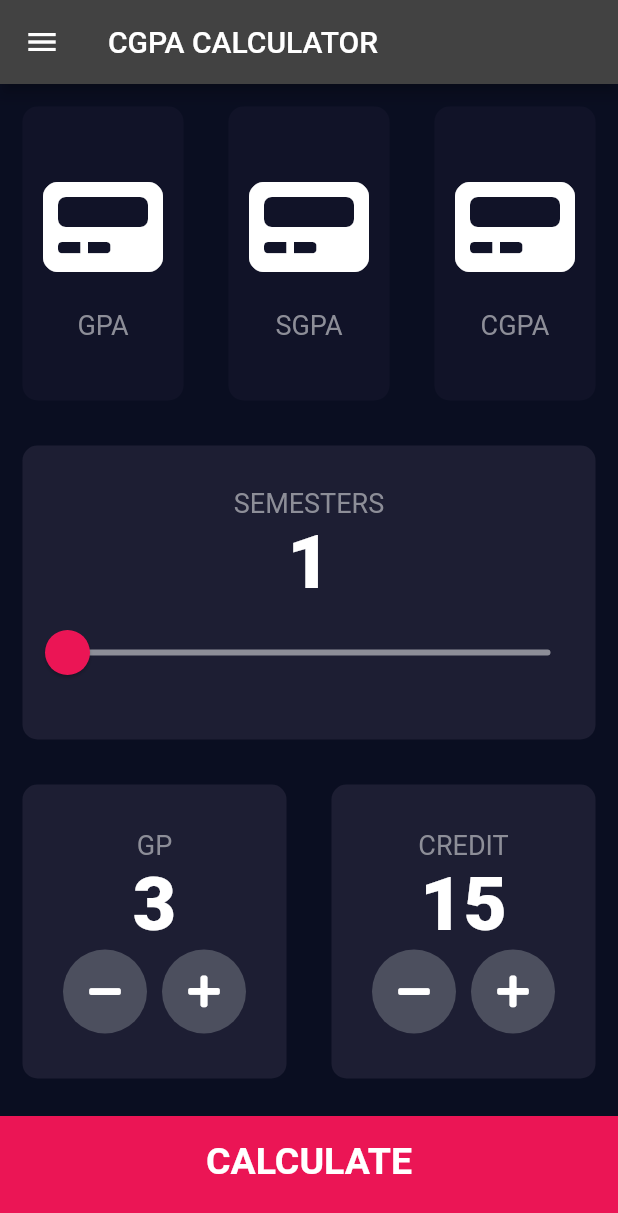
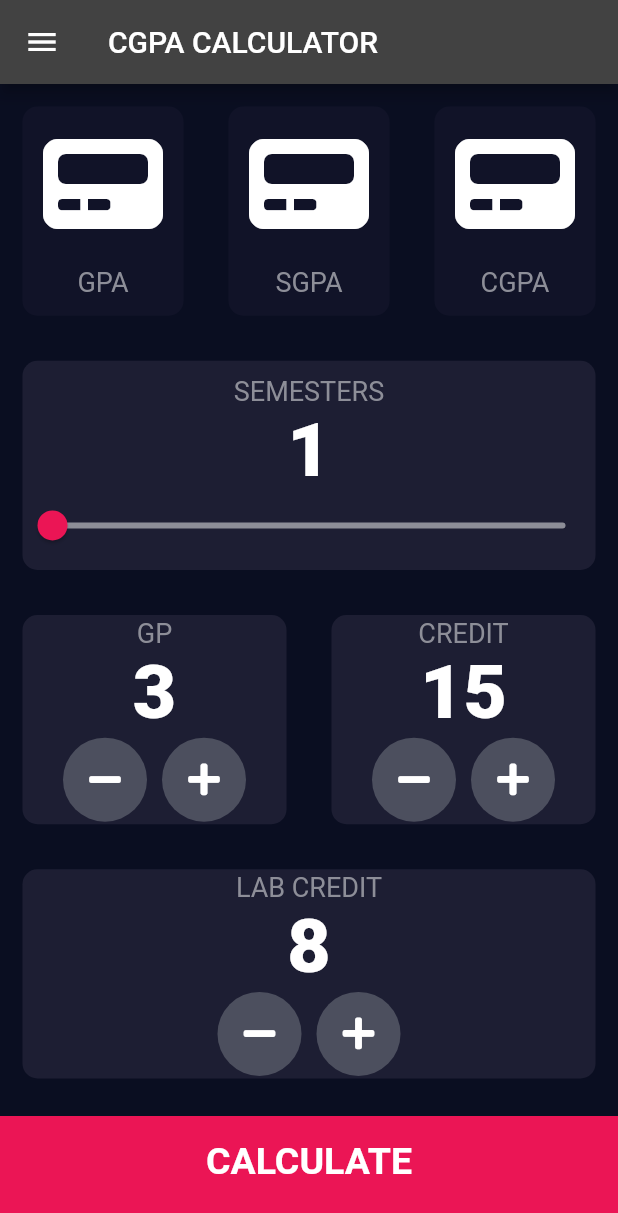
Before and after one commit to Alikhichi15/gpf_calculateer, a Flutter app: the screen it shows after launch, on a phone screen of 412 x 824 dp. Shown: the top 1213 px of the screen. Run offline on Flutter 3.47's test engine with Material 2 defaults, Android fonts, the phone set to English and light mode, and no system bars; our stand-ins replace font_awesome_flutter.

Commit message:
Update input_page.dart
add some more action

```diff
--- a/lib/screens/input_page.dart
+++ b/lib/screens/input_page.dart
@@ -24,6 +24,7 @@ class _InputPageState extends State<InputPage> {
   int height = 1;
   int weight = 3;
   int age = 15;
+  int agi = 8;
 
   @override
   Widget build(BuildContext context) {
@@ -128,9 +129,9 @@ class _InputPageState extends State<InputPage> {
                       thumbColor: Color(0xFFEB1555),
                       overlayColor: Color(0x29EB1555),
                       thumbShape:
-                          RoundSliderThumbShape(enabledThumbRadius: 15.0),
+                          RoundSliderThumbShape(enabledThumbRadius: 10.0),
                       overlayShape:
-                          RoundSliderOverlayShape(overlayRadius: 30.0),
+                          RoundSliderOverlayShape(overlayRadius: 20.0),
                     ),
                     child: Slider(
                       value: height.toDouble(),
@@ -237,6 +238,49 @@ class _InputPageState extends State<InputPage> {
               ],
             ),
           ),
+          Expanded(
+            child: ReusableCard(
+              colour: kActiveCardColour,
+              cardChild: Column(
+                mainAxisAlignment: MainAxisAlignment.center,
+                children: <Widget>[
+                  Text(
+                    'LAB CREDIT',
+                    style: kLabelTextStyle,
+                  ),
+                  Text(
+                    agi.toString(),
+                    style: kNumberTextStyle,
+                  ),
+                  Row(
+                    mainAxisAlignment: MainAxisAlignment.center,
+                    children: <Widget>[
+                      RoundIconButton(
+                        icon: FontAwesomeIcons.minus,
+                        onPressed: () {
+                          setState(
+                            () {
+                              agi--;
+                            },
+                          );
+                        },
+                      ),
+                      SizedBox(
+                        width: 10.0,
+                      ),
+                      RoundIconButton(
+                          icon: FontAwesomeIcons.plus,
+                          onPressed: () {
+                            setState(() {
+                              agi++;
+                            });
+                          })
+                    ],
+                  )
+                ],
+              ),
+            ),
+          ),
           BottomButton(
             buttonTitle: 'CALCULATE',
             onTap: () {
```
